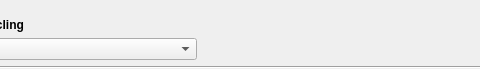
Before: the Qt Designer form src/qmapshack/gis/trk/filter/IFilterEnergyCycle.ui in Maproom/qmapshack, drawn with Qt 5; both pictures show x 143 to 623 and y 0 to 69 of the 996 by 69 pixel window.
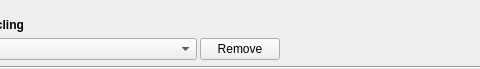
After: the same form once the commit is applied. Icons and pictures are not drawn.

Commit message: Add Remove Button.

What changed in the file:
```diff
--- a/src/qmapshack/gis/trk/filter/IFilterEnergyCycle.ui
+++ b/src/qmapshack/gis/trk/filter/IFilterEnergyCycle.ui
@@ -69,6 +69,16 @@
        </property>
       </widget>
      </item>
+     <item>
+      <widget class="QPushButton" name="pushButton">
+       <property name="toolTip">
+        <string>Remove the Energy value from the track.</string>
+       </property>
+       <property name="text">
+        <string>Remove</string>
+       </property>
+      </widget>
+     </item>
      <item>
       <spacer name="horizontalSpacer">
        <property name="orientation">
```
The commit also changes 5 other files.
